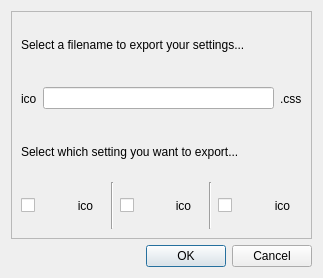
Above: Ui/exportsettingsqt.ui from Vazquinhos/CatalunyaCircuit before the change. Below: the same form after it.
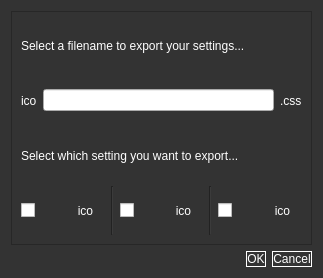
That is the form after the change.

```diff
--- a/Ui/exportsettingsqt.ui
+++ b/Ui/exportsettingsqt.ui
@@ -13,6 +13,17 @@
   <property name="windowTitle">
    <string>Dialog</string>
   </property>
+  <property name="styleSheet">
+   <string notr="true">QDialog {
+     background-color: #333333;
+	 color:white;
+ }
+
+QFrame {
+     background-color: #333333;
+	 color:white;
+ }</string>
+  </property>
   <layout class="QVBoxLayout" name="verticalLayout">
    <item>
     <widget class="QFrame" name="frame">
@@ -135,6 +146,19 @@
    </item>
    <item>
     <widget class="QDialogButtonBox" name="buttonBox">
+     <property name="styleSheet">
+      <string notr="true">QPushButton {
+     background-color: #333333;
+	 border: 1px solid white;
+	 color:white;
+ }
+
+QPushButton:pressed {
+     background-color: #FFFFFF
+     border-style: inset;
+	 color:black;
+ }</string>
+     </property>
      <property name="orientation">
       <enum>Qt::Horizontal</enum>
      </property>
```
